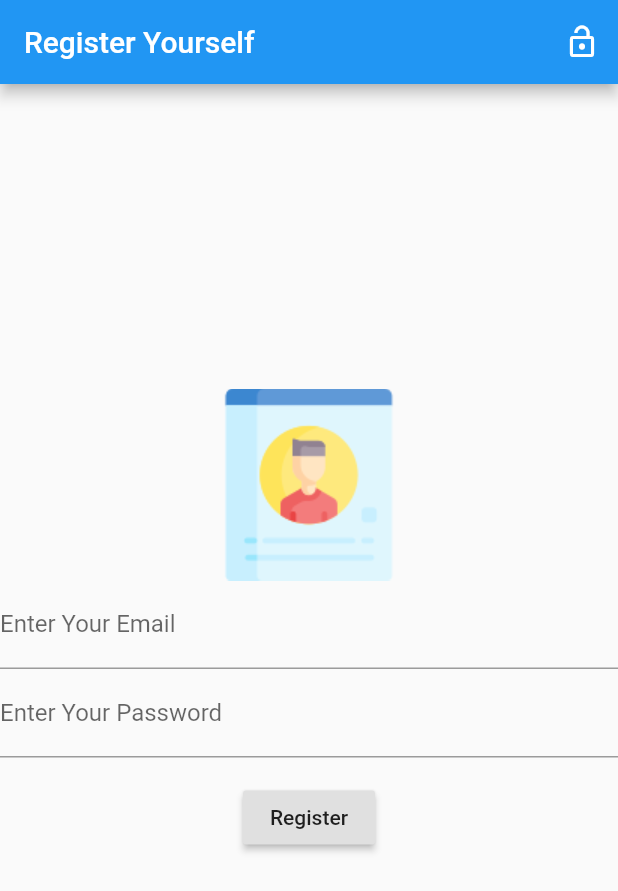
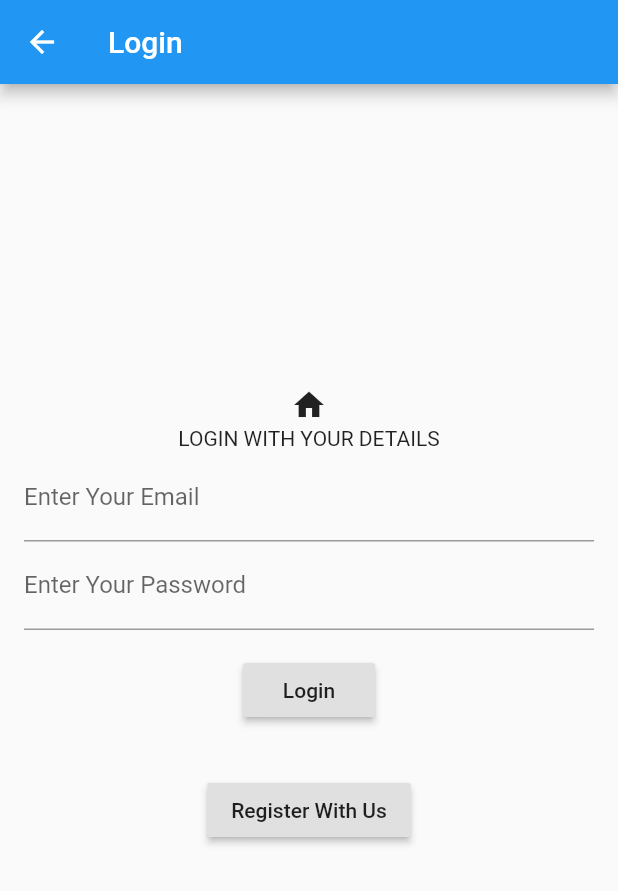
Before and after one commit to ishantk/GW2020F1, a Flutter app: the screen it shows after launch, on a phone screen of 412 x 824 dp. Shown: the top 891 px of the screen. Run offline on Flutter 3.47's test engine with Material 2 defaults, Android fonts, the phone set to English and light mode, and no system bars; our stand-ins replace cloud_firestore, firebase_auth, firebase_core, webview_flutter; accounts and stored records are empty.

Commit message:
Flutter Firebase Registration and Login Flow

```diff
--- a/lib/cloudfirestore/firestore-operations.dart
+++ b/lib/cloudfirestore/firestore-operations.dart
@@ -119,7 +119,7 @@ class FirebaseOperationsWidget extends StatelessWidget{
       // We provide Document ID
 
       User user = User(name:"Fionna", email:"fionna@example.com", gender:"female", age:28, phone:"9809809809");
-      return cRef.document(user.phone).setData(user.getUserMap())
+      cRef.document(user.phone).setData(user.getUserMap())
       .then((value) => print("User Added Successfully"))
       .catchError((error) => print("Some Error Occurred while adding the User $error"));
     }
--- /dev/null
+++ b/lib/fooddeliveryapp/login.dart
@@ -0,0 +1,159 @@
+import 'package:flutter/material.dart';
+import 'package:firebase_auth/firebase_auth.dart';
+import 'package:cloud_firestore/cloud_firestore.dart';
+import 'package:firebase_core/firebase_core.dart';
+import 'package:gw2020f1/fooddeliveryapp/register.dart'; // Just a helper library may or may not be used
+
+// FirebaseAuth is reference to Authentication Module of our Firebase Project
+final FirebaseAuth auth = FirebaseAuth.instance;
+
+
+class LoginPage extends StatefulWidget{
+
+  final String title = "Login";
+
+  @override
+  LoginPageState createState() => LoginPageState();
+}
+
+class LoginPageState extends State<LoginPage>{
+
+  // keys are unique identifiers for the widgets
+  GlobalKey<FormState> formKey = GlobalKey<FormState>();
+
+  TextEditingController emailController = TextEditingController();
+  TextEditingController passwordController = TextEditingController();
+
+  bool isLoggedIn; // by default null
+  String message;    // by default null
+
+  @override
+  Widget build(BuildContext context) {
+    // widget is a reference variable pointing to RegisterPage Widget and we can access its attributes from this reference
+    return Scaffold(
+      appBar: AppBar(
+        title: Text(widget.title),
+      ),
+
+      body: Form(
+        key: formKey,
+        child: Padding(
+          padding: EdgeInsets.all(16.0),
+          child: Column(
+            crossAxisAlignment: CrossAxisAlignment.center,
+            mainAxisAlignment: MainAxisAlignment.center,
+            children: <Widget>[
+              SizedBox(height: 6.0,),
+              Icon(Icons.home),
+              SizedBox(height: 2.0,),
+              Text("LOGIN WITH YOUR DETAILS"),
+              SizedBox(height: 2.0,),
+              TextFormField(
+                decoration: InputDecoration(labelText: 'Enter Your Email'),
+                controller: emailController,
+                validator: (String value) {
+                  if(value.isEmpty){
+                    return "Please Enter Your Email"; // here, we are returning back a message, hence validation is NOT OK
+                  }else{
+                    if(!value.contains("@") && !value.contains(".")){ // contains can work with regular expressions as well
+                      return "Please Enter Valid Email";
+                    }
+                  }
+                  return null; // if we don't return anything, it means validation is OK
+                },
+              ),
+              TextFormField(
+                decoration: InputDecoration(labelText: 'Enter Your Password'),
+                controller: passwordController,
+                obscureText: true,
+                validator: (String value) {
+                  if(value.isEmpty){
+                    return "Please Enter Your Password"; // here, we are returning back a message, hence validation is NOT OK
+                  }else{
+                    if(value.length <= 6){
+                      return "Please Enter Password of min 7 characters";
+                    }
+                  }
+                  return null; // if we dont return anything, it means validation is OK
+                },
+              ),
+              Container(
+                padding: const EdgeInsets.all(16),
+                alignment: Alignment.center,
+                child: RaisedButton(
+                  child: const Text("Login"),
+                  onPressed: () async {
+                    if(formKey.currentState.validate()){
+                      loginUserWithFirebase();
+                    }
+                  },
+                ),
+              ),
+              Container(
+                padding: const EdgeInsets.all(16),
+                alignment: Alignment.center,
+                child: RaisedButton(
+                  child: const Text("Register With Us"),
+                  onPressed: () {
+                    Navigator.push(context,
+                        MaterialPageRoute(
+                          builder: (context) => RegisterPage(),
+                        )
+                    );
+                  }
+                ),
+              ),
+              Container(
+                padding: const EdgeInsets.all(16),
+                alignment: Alignment.center,
+                child: Text(
+                    isLoggedIn == null ? " " : message
+                ),
+              )
+            ],
+          ),
+        )
+      ),
+    );
+  }
+
+  // Memory Clean Up :)
+  @override
+  void dispose() {
+    // Whenever the Widget is disposed, dispose will be executed
+    emailController.dispose();
+    passwordController.dispose();
+    super.dispose();
+  }
+
+  // In the State of Widget
+  void loginUserWithFirebase() async{
+    // Obtain Reference of the FirebaseUser which will be created in the FirebaseAuth Module inf Firebase Project
+    FirebaseUser user = (await
+    auth.signInWithEmailAndPassword(
+        email: emailController.text,
+        password: passwordController.text)
+    ).user;
+
+    if(user != null){
+
+      // take the user directly to the Home
+      // Use Navigator.push to take the user to HomePage
+      // show circular Loading while Firebase is either logging in or registering the user in the background
+
+      setState(() { // Re-Draw the UI with updated Data i.e. Change in Data leads to Change in State of the Widget and Hence UI must be Refreshed
+        // user is registered without any errors :)
+        message = "User Signed In Successfully. Details: ${user.email} | ${user.uid}";
+        isLoggedIn = true;
+      });
+
+    }else{
+      setState(() { // Re-Draw the UI with updated Data i.e. Change in Data leads to Change in State of the Widget and Hence UI must be Refreshed
+        // user isnt registered or some error    :(
+        message = "User Not Signed In";
+        isLoggedIn = false;
+      });
+    }
+  }
+
+}
--- a/lib/fooddeliveryapp/user.dart
+++ b/lib/fooddeliveryapp/user.dart
@@ -1,10 +1,20 @@
 class User{
 
   String name;
+  String email;
   String phone;
-  String email;
   String gender;
+  String password;
 
-  User({this.name, this.phone, this.email, this.gender});
+  User({this.name, this.email, this.phone, this.gender, this.password});
+
+  Map<String, dynamic> getUserMap(){
+    return {
+      'name':this.name,
+      'email':this.email,
+      'phone':this.phone,
+      'gender':this.gender,
+    };
+  }
 
 }
--- a/lib/main.dart
+++ b/lib/main.dart
@@ -43,16 +43,20 @@ import 'package:flutter/material.dart';
 //import 'package:gw2020f1/cloudfirestore/firestore-operations.dart';
 
 
-import 'package:gw2020f1/fooddeliveryapp/register.dart';
+//import 'package:gw2020f1/fooddeliveryapp/register.dart';
+
+import 'package:gw2020f1/fooddeliveryapp/splash.dart';
+
 
 class MyApp extends StatelessWidget{
   @override
   Widget build(BuildContext context) {
     return MaterialApp(
       title: "Food Delivery App",
-      home: RegisterPage(),
+      home: SplashPage(),
     );
   }
 }
 
+
 void main() => runApp(MyApp());
```
Also changed, not shown: lib/fooddeliveryapp/register.dart (+80 -12 lines), lib/fooddeliveryapp/splash.dart (added, +25 -0 lines), lib/fooddeliveryapp/home.dart (added).
